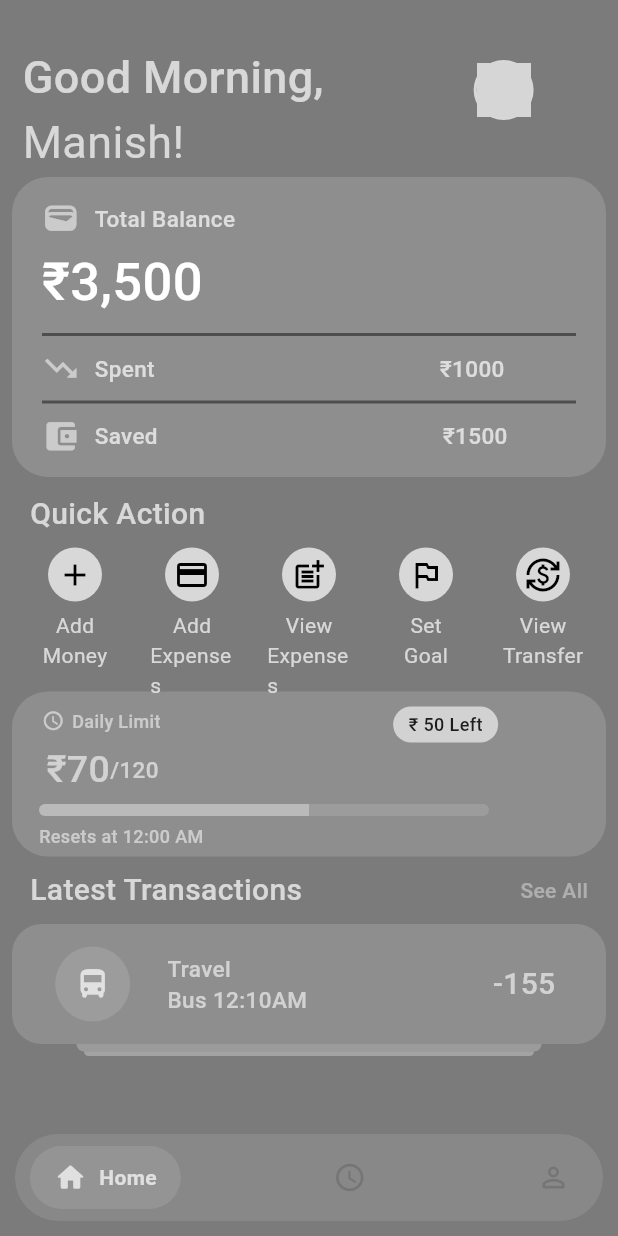
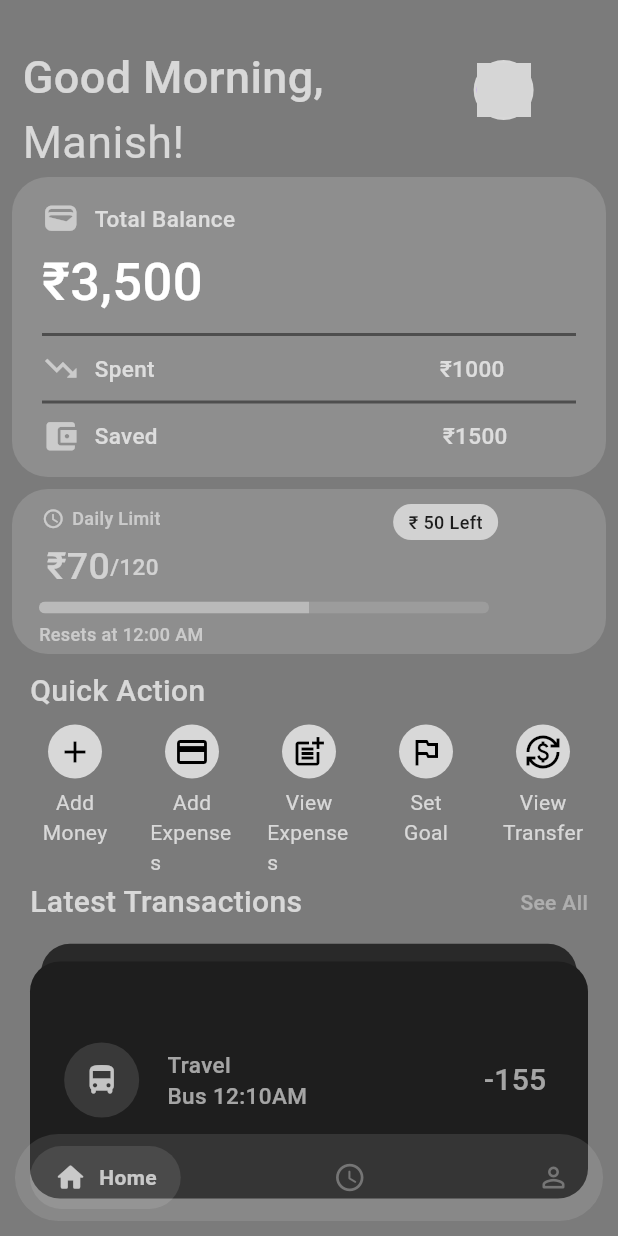
Before and after one commit to kumarmanish24-tech/MYPOCKET1, a Flutter app: the screen it shows after launch, on a phone screen of 412 x 824 dp. Run offline on Flutter 3.47's test engine with Material 3 defaults, Android fonts, the phone set to English and light mode, and no system bars; drawn by our look-alikes of flutter_card_swiper; our stand-ins replace easy_stepper, lottie, table_calendar; missing offline and left inert: reel_text; network calls fail; grey boxes are pictures that could not be loaded.

Commit message:
redesign home ui latest transaction

```diff
--- a/lib/ui/add_expance.dart
+++ b/lib/ui/add_expance.dart
@@ -842,7 +842,8 @@ class _addexpenceState extends State<addexpence> {
   @override
   Widget build(BuildContext context) {
     return Scaffold(
-      appBar: AppBar(
+
+      appBar: AppBar( scrolledUnderElevation: 0,
         automaticallyImplyLeading: false,
         backgroundColor: Colors.black12 ,
       title:  Padding(
--- a/lib/ui/home.dart
+++ b/lib/ui/home.dart
@@ -1,4 +1,5 @@
 import 'package:flutter/material.dart';
+import 'package:flutter_card_swiper/flutter_card_swiper.dart';
 import 'package:lottie/lottie.dart';
 import 'package:mypocket/ui/add_expance.dart';
 import 'package:mypocket/ui/ex1.dart';
@@ -15,6 +16,8 @@ class FloatingNavBarScreen extends StatefulWidget {
 }
 
 class _FloatingNavBarScreenState extends State<FloatingNavBarScreen> {
+
+
   int _currentIndex = 0;
 
   // Icons matching your image layout
@@ -155,6 +158,103 @@ class homeui extends StatefulWidget {
 }
 
 class _homeuiState extends State<homeui> {
+
+  List<Container> cards = [
+    Container(
+        width: double.infinity,
+        height: 80,
+        decoration: BoxDecoration(
+          color: Color.fromARGB(255, 30, 30, 30), // Note: Color must be inside BoxDecoration when using decoration
+
+          borderRadius: BorderRadius.circular(20.0), // Adjust the double value for more/less curve
+        ),
+        child:  Row(mainAxisAlignment: MainAxisAlignment.spaceEvenly,
+          crossAxisAlignment: CrossAxisAlignment.center,
+          children: [
+            SizedBox(width: 5,),
+            Column(crossAxisAlignment: CrossAxisAlignment.center,
+              mainAxisAlignment: MainAxisAlignment.center,
+              children: [
+                Container(
+                  height: 50,
+                  width: 50,
+                  decoration: BoxDecoration(
+                    color: Colors.white12, // Note: Color must be inside BoxDecoration when using decoration
+
+                    borderRadius: BorderRadius.circular(50), // Adjust the double value for more/less curve
+                  ),
+                  child: Icon(Icons.directions_bus_rounded,color: Colors.white70,) ,
+
+
+                ),
+              ],
+            ),
+            SizedBox(width: 1,),
+            Column(mainAxisAlignment: MainAxisAlignment.center,
+              crossAxisAlignment: CrossAxisAlignment.start,
+              children: [
+                Text("Travel",style: TextStyle(fontWeight: FontWeight.w500,color: Colors.white60,fontSize: 15),),
+                Text("Bus 12:10AM",style: TextStyle(fontWeight: FontWeight.w500,color: Colors.white60,fontSize: 15),),
+
+              ],
+            ),
+            SizedBox(width: 100,),
+            Text("-155",style: TextStyle(fontWeight: FontWeight.w500,color: Colors.white60,fontSize: 20),),
+            SizedBox(width: 10,),
+
+
+          ],
+        )
+    ),
+    Container(
+        width: double.infinity,
+        height: 80,
+        decoration: BoxDecoration(
+          color: Color.fromARGB(255, 41, 41, 41), // Note: Color must be inside BoxDecoration when using decoration
+
+          borderRadius: BorderRadius.circular(20.0), // Adjust the double value for more/less curve
+        ),
+        child:  Row(mainAxisAlignment: MainAxisAlignment.spaceEvenly,
+          crossAxisAlignment: CrossAxisAlignment.center,
+          children: [
+            SizedBox(width: 5,),
+            Column(crossAxisAlignment: CrossAxisAlignment.center,
+              mainAxisAlignment: MainAxisAlignment.center,
+              children: [
+                Container(
+                  height: 50,
+                  width: 50,
+                  decoration: BoxDecoration(
+                    color: Colors.white12, // Note: Color must be inside BoxDecoration when using decoration
+
+                    borderRadius: BorderRadius.circular(50), // Adjust the double value for more/less curve
+                  ),
+                  child: Icon(Icons.fastfood_outlined,color: Colors.white70,) ,
+
+
+                ),
+              ],
+            ),
+            SizedBox(width: 1,),
+            Column(mainAxisAlignment: MainAxisAlignment.center,
+              crossAxisAlignment: CrossAxisAlignment.start,
+              children: [
+                Text("Food",style: TextStyle(fontWeight: FontWeight.w500,color: Colors.white60,fontSize: 15),),
+                Text("Tea 1:10PM",style: TextStyle(fontWeight: FontWeight.w500,color: Colors.white60,fontSize: 15),),
+
+              ],
+            ),
+            SizedBox(width: 100,),
+            Text("-35",style: TextStyle(fontWeight: FontWeight.w500,color: Colors.white60,fontSize: 20),),
+            SizedBox(width: 10,),
+
+
+          ],
+        )
+    ),
+
+  ];
+
   @override
   Widget build(BuildContext context) {
     return Scaffold(
@@ -329,68 +429,8 @@ class _homeuiState extends State<homeui> {
               ),
             ),
 
-
-
-
-
-
-
-
-
-
-
-
             Padding(
-              padding: const EdgeInsets.only(left:20,right: 20,top: 10),
-              child: Row(mainAxisAlignment: MainAxisAlignment.spaceBetween,
-                children: [
-                  Text("Quick Action",style: TextStyle(fontWeight: FontWeight.w500,color: Colors.white70,fontSize: 20),),
-                  SizedBox(width: 130,),
-                  GestureDetector(
-                    child:  Text("",style: TextStyle(fontWeight: FontWeight.w500,color: Colors.white38),),
-
-                  )
-
-                ],
-              ),
-            ),
-            SizedBox(height: 8,),
-
-            Row(mainAxisAlignment: MainAxisAlignment.spaceEvenly,
-              children: [
-                customebutton(text1: 'Add', text2: 'Money', onPressed: () {  }, icon: Icons.add,),
-                customebutton(text1: 'Add', text2: 'Expenses', onPressed: () {
-
-                   Navigator.push(
-                     context,
-                     PageRouteBuilder(
-                       pageBuilder: (context, animation, secondaryAnimation) => const addexpence(),
-                       transitionDuration: Duration.zero,        // Removes entry animation
-                       reverseTransitionDuration: Duration.zero, // Removes exit/back animation
-                     ),
-                   );
-
-                }, icon: Icons.payment,),
-                customebutton(text1: 'View', text2: 'Expenses', onPressed: () {
-                  Navigator.push(
-                    context,
-                    PageRouteBuilder(
-                      pageBuilder: (context, animation, secondaryAnimation) => const DynamicSegmentedButtonExample(),
-                      transitionDuration: Duration.zero,        // Removes entry animation
-                      reverseTransitionDuration: Duration.zero, // Removes exit/back animation
-                    ),
-                  );
-                }, icon: Icons.post_add,),
-                customebutton(text1: 'Set', text2: 'Goal', onPressed: () {  }, icon: Icons.outlined_flag,),
-                customebutton(text1: 'View', text2: 'Transfer', onPressed: () {  }, icon: Icons.currency_exchange,),
-
-              ],
-            ),
-
-
-
-            Padding(
-              padding: const EdgeInsets.only(left: 8,right: 8),
+              padding: const EdgeInsets.only(left: 8,right: 8,top: 8),
               child: Container(
                   width: double.infinity,
                   height: 110,
@@ -517,6 +557,66 @@ class _homeuiState extends State<homeui> {
 
 
 
+
+
+
+
+            Padding(
+              padding: const EdgeInsets.only(left:20,right: 20,top: 10),
+              child: Row(mainAxisAlignment: MainAxisAlignment.spaceBetween,
+                children: [
+                  Text("Quick Action",style: TextStyle(fontWeight: FontWeight.w500,color: Colors.white70,fontSize: 20),),
+                  SizedBox(width: 130,),
+                  GestureDetector(
+                    child:  Text("",style: TextStyle(fontWeight: FontWeight.w500,color: Colors.white38),),
+
+                  )
+
+                ],
+              ),
+            ),
+            SizedBox(height: 8,),
+
+            Row(mainAxisAlignment: MainAxisAlignment.spaceEvenly,
+              children: [
+                customebutton(text1: 'Add', text2: 'Money', onPressed: () {  }, icon: Icons.add,),
+                customebutton(text1: 'Add', text2: 'Expenses', onPressed: () {
+
+                   Navigator.push(
+                     context,
+                     PageRouteBuilder(
+                       pageBuilder: (context, animation, secondaryAnimation) => const addexpence(),
+                       transitionDuration: Duration.zero,        // Removes entry animation
+                       reverseTransitionDuration: Duration.zero, // Removes exit/back animation
+                     ),
+                   );
+
+                }, icon: Icons.payment,),
+                customebutton(text1: 'View', text2: 'Expenses', onPressed: () {
+                  Navigator.push(
+                    context,
+                    PageRouteBuilder(
+                      pageBuilder: (context, animation, secondaryAnimation) => const DynamicSegmentedButtonExample(),
+                      transitionDuration: Duration.zero,        // Removes entry animation
+                      reverseTransitionDuration: Duration.zero, // Removes exit/back animation
+                    ),
+                  );
+                }, icon: Icons.post_add,),
+                customebutton(text1: 'Set', text2: 'Goal', onPressed: () {
+                  Navigator.push(
+                    context,
+                    PageRouteBuilder(
+                      pageBuilder: (context, animation, secondaryAnimation) =>  Example(),
+                      transitionDuration: Duration.zero,        // Removes entry animation
+                      reverseTransitionDuration: Duration.zero, // Removes exit/back animation
+                    ),
+                  );
+                }, icon: Icons.outlined_flag,),
+                customebutton(text1: 'View', text2: 'Transfer', onPressed: () {  }, icon: Icons.currency_exchange,),
+
+              ],
+            ),
+
             Padding(
               padding: const EdgeInsets.only(left:20,right: 20,top: 8),
               child: Row(mainAxisAlignment: MainAxisAlignment.spaceBetween,
@@ -532,85 +632,37 @@ class _homeuiState extends State<homeui> {
               ),
             ),
 
-            Padding(
-              padding: const EdgeInsets.only(left: 8.0,right: 8,top: 8),
-              child: Container(
-                width: double.infinity,
-                height: 80,
-                decoration: BoxDecoration(
-                  color: Color.fromARGB(37, 255, 255, 255), // Note: Color must be inside BoxDecoration when using decoration
 
-                  borderRadius: BorderRadius.circular(20.0), // Adjust the double value for more/less curve
-                ),
-                child:  Row(mainAxisAlignment: MainAxisAlignment.spaceEvenly,
-                  crossAxisAlignment: CrossAxisAlignment.center,
-                  children: [
-                    SizedBox(width: 5,),
-                    Column(crossAxisAlignment: CrossAxisAlignment.center,
-                      mainAxisAlignment: MainAxisAlignment.center,
-                      children: [
-                        Container(
-                          height: 50,
-                          width: 50,
-                          decoration: BoxDecoration(
-                            color: Colors.white12, // Note: Color must be inside BoxDecoration when using decoration
+            Flexible(
+              child: CardSwiper(
+                backCardOffset: const Offset(0, -15),
 
-                            borderRadius: BorderRadius.circular(50), // Adjust the double value for more/less curve
-                          ),
-                          child: Icon(Icons.directions_bus_rounded,color: Colors.white70,) ,
+                allowedSwipeDirection: const AllowedSwipeDirection.symmetric(horizontal: true),
+                scale: 0.96,
 
 
-                        ),
-                      ],
-                    ),
-                    SizedBox(width: 1,),
-                    Column(mainAxisAlignment: MainAxisAlignment.center,
-                      crossAxisAlignment: CrossAxisAlignment.start,
-                      children: [
-                        Text("Travel",style: TextStyle(fontWeight: FontWeight.w500,color: Colors.white60,fontSize: 15),),
-                        Text("Bus 12:10AM",style: TextStyle(fontWeight: FontWeight.w500,color: Colors.white60,fontSize: 15),),
-
-                      ],
-                    ),
-                    SizedBox(width: 100,),
-                    Text("-155",style: TextStyle(fontWeight: FontWeight.w500,color: Colors.white60,fontSize: 20),),
-                    SizedBox(width: 10,),
+                cardsCount: cards.length,
+                cardBuilder: (context, index, percentThresholdX, percentThresholdY) => cards[index],
+              ),
+            ),
 
 
-                  ],
-                )
-              ),
-            ),
-            Padding(
-              padding: const EdgeInsets.only(left: 8.0,right: 8),
-              child: Container(
-                  width: 310,
-                  height: 5,
-                  decoration: BoxDecoration(
-                    color: Colors.white24, // Note: Color must be inside BoxDecoration when using decoration
 
-                    borderRadius: BorderRadius.vertical(
-                      bottom: Radius.circular(20), // Rounds both bottom corners
-                    ), // Adjust the double value for more/less curve
-                  ),
 
-              ),
-            ),
-            Padding(
-              padding: const EdgeInsets.only(left: 8.0,right: 8,bottom: 8),
-              child: Container(
-                  width: 300,
-                  height: 3,
-                  decoration: BoxDecoration(
-                    color: Colors.white30, // Note: Color must be inside BoxDecoration when using decoration
 
-                    borderRadius: BorderRadius.vertical(
-                      bottom: Radius.circular(20), // Rounds both bottom corners
-                    ), // Adjust the double value for more/less curve
-                  ),
 
-              ),
-            ),
+
+
+
+
+
+
+
+
+
+
+
+
 
 
 
--- a/pubspec.yaml
+++ b/pubspec.yaml
@@ -39,6 +39,7 @@ dependencies:
   reel_text: ^0.5.1
   kalender: ^0.33.0
   table_calendar: ^3.3.0
+  flutter_card_swiper: ^7.2.0
 
 dev_dependencies:
   flutter_test:
```
Also changed, not shown: pubspec.lock, 1 other file.
